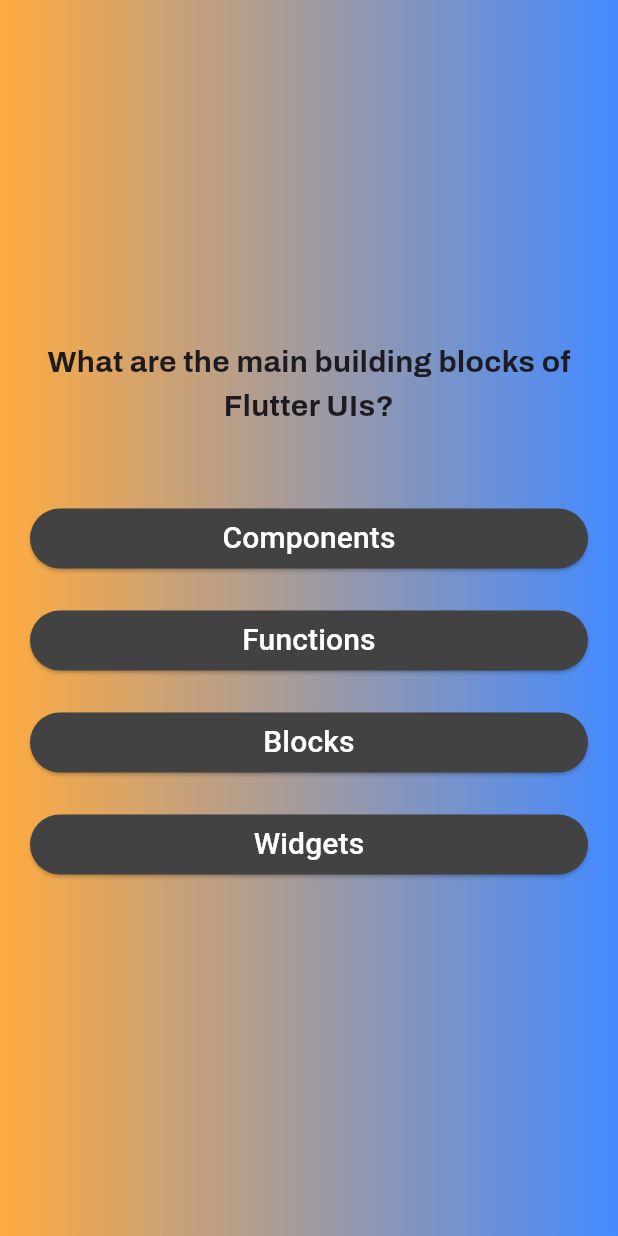
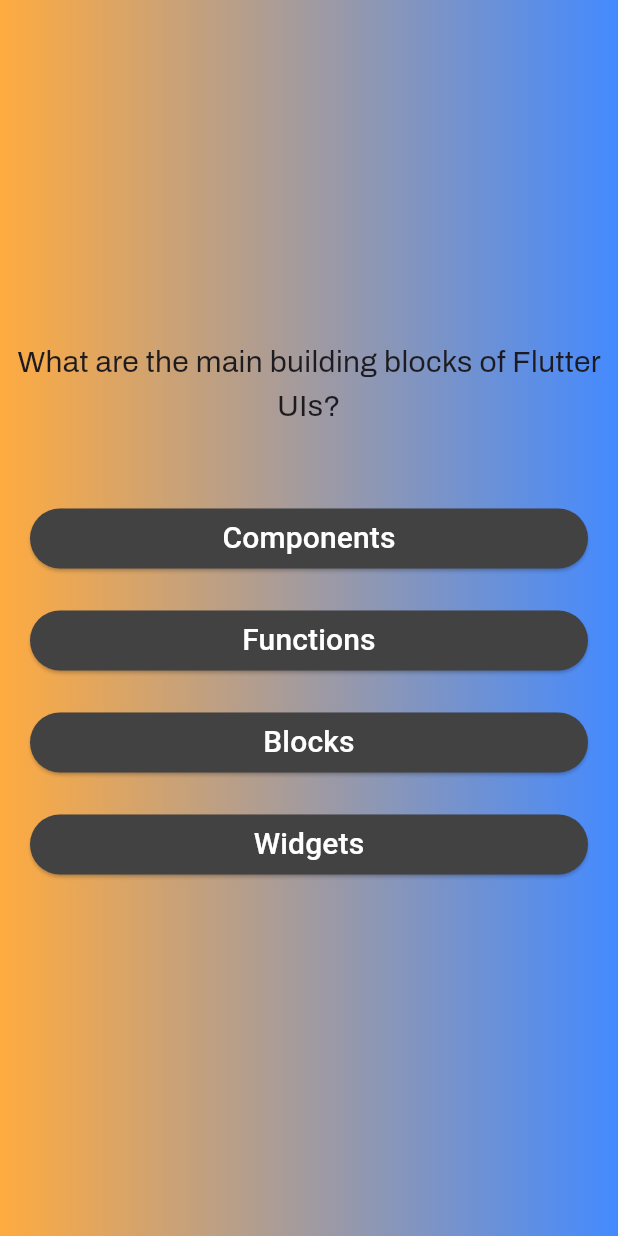
Before and after one commit to ramyhany0/quiz_app, a Flutter app: the screen it shows after launch, after a tap on "Start Quiz", on a phone screen of 412 x 824 dp. Run offline on Flutter 3.47's test engine with Material 3 defaults, Android fonts, the phone set to English and light mode, and no system bars; our stand-ins replace google_fonts.

Commit message:
Edit font style for question.

```diff
--- a/lib/question.dart
+++ b/lib/question.dart
@@ -23,8 +23,9 @@ class _QuestionsState extends State<Question> {
         children: [
           Text(
             currenQuestion.text,
-            style:
-                GoogleFonts.archivo(fontSize: 20, fontWeight: FontWeight.bold),
+            style: GoogleFonts.archivo(
+              fontSize: 20,
+            ),
             textAlign: TextAlign.center,
           ),
           const SizedBox(
```
